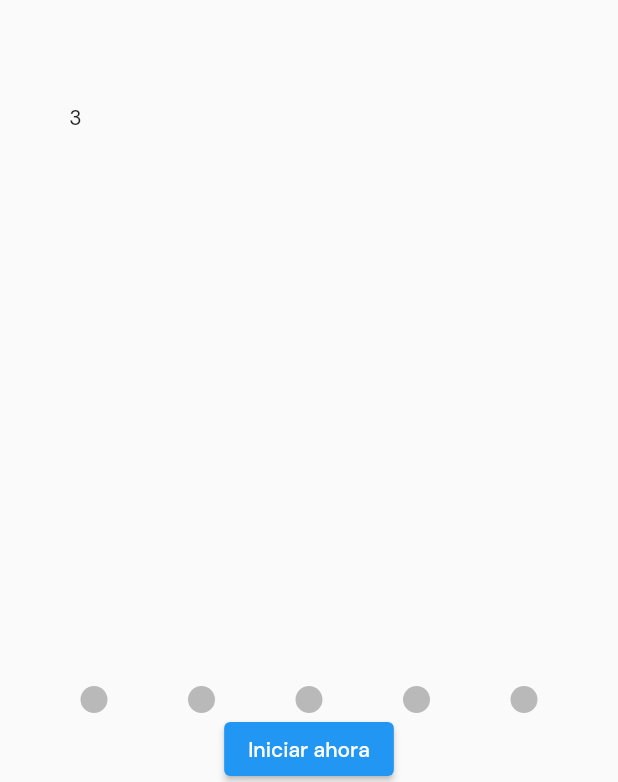
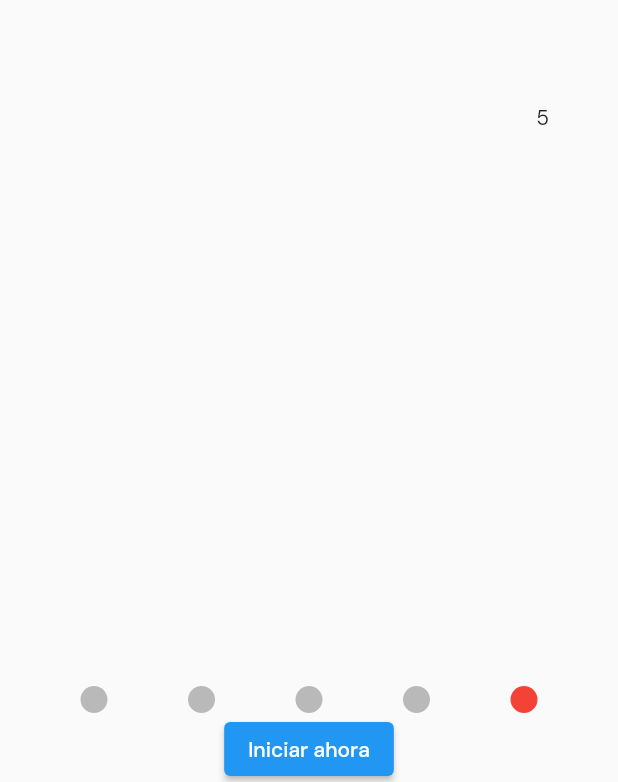
Before and after one commit to cparragatorres/flutter_codigo5_museumapp, a Flutter app: the screen it shows after launch, swiped to page 4, on a phone screen of 412 x 824 dp. Shown: the part 451-1233 px from the top of the screen. Run offline on Flutter 3.47's test engine with Material 2 defaults, Android fonts, the phone set to English and light mode, and no system bars; our stand-ins replace flutter_svg, flutter_swiper_null_safety, google_fonts, logger.

Commit message:
Intro Page 3

```diff
--- a/lib/pages/intro_slider_page.dart
+++ b/lib/pages/intro_slider_page.dart
@@ -34,6 +34,7 @@ class _IntroSliderPageState extends State<IntroSliderPage> {
             ),
             curve: Curves.easeIn,
           );
+          setState((){});
         }
       },
     );
@@ -50,7 +51,8 @@ class _IntroSliderPageState extends State<IntroSliderPage> {
               physics: const BouncingScrollPhysics(),
               scrollDirection: Axis.horizontal,
               onPageChanged: (int value) {
-                print(value);
+                _currentPage = value;
+                setState((){});
               },
               children: [
                 Center(
@@ -78,7 +80,7 @@ class _IntroSliderPageState extends State<IntroSliderPage> {
                 height: 18.0,
                 width: 18.0,
                 decoration: BoxDecoration(
-                  color: Colors.black26,
+                  color: _currentPage == 0 ? Colors.red : Colors.black26,
                   shape: BoxShape.circle,
                 ),
               ),
@@ -86,7 +88,7 @@ class _IntroSliderPageState extends State<IntroSliderPage> {
                 height: 18.0,
                 width: 18.0,
                 decoration: BoxDecoration(
-                  color: Colors.black26,
+                  color: _currentPage == 1 ? Colors.red : Colors.black26,
                   shape: BoxShape.circle,
                 ),
               ),
@@ -94,7 +96,7 @@ class _IntroSliderPageState extends State<IntroSliderPage> {
                 height: 18.0,
                 width: 18.0,
                 decoration: BoxDecoration(
-                  color: Colors.black26,
+                  color: _currentPage == 2 ? Colors.red : Colors.black26,
                   shape: BoxShape.circle,
                 ),
               ),
@@ -102,7 +104,7 @@ class _IntroSliderPageState extends State<IntroSliderPage> {
                 height: 18.0,
                 width: 18.0,
                 decoration: BoxDecoration(
-                  color: Colors.black26,
+                  color: _currentPage == 3 ? Colors.red : Colors.black26,
                   shape: BoxShape.circle,
                 ),
               ),
@@ -110,7 +112,7 @@ class _IntroSliderPageState extends State<IntroSliderPage> {
                 height: 18.0,
                 width: 18.0,
                 decoration: BoxDecoration(
-                  color: Colors.black26,
+                  color: _currentPage == 4 ? Colors.red : Colors.black26,
                   shape: BoxShape.circle,
                 ),
               ),
```
